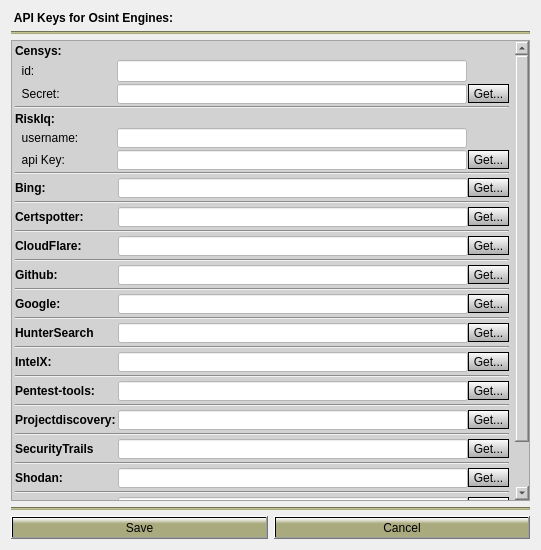
This is Gui/src/OsintTab/ApiKeysDialog.ui in 3nock/OTE as Qt 5 draws it before an edit. The edited form follows.
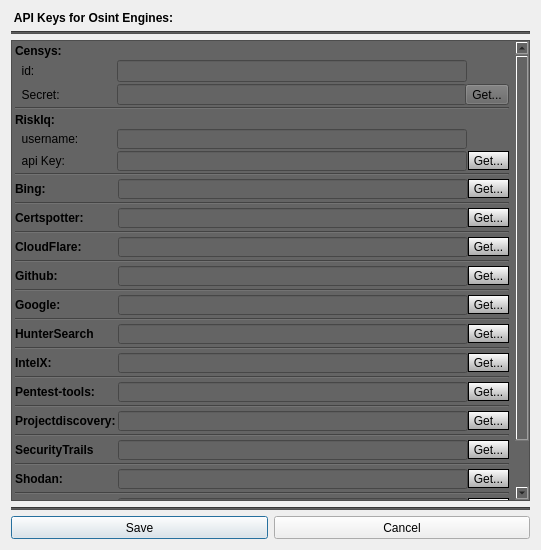
This is the edited form.

```diff
--- a/Gui/src/OsintTab/ApiKeysDialog.ui
+++ b/Gui/src/OsintTab/ApiKeysDialog.ui
@@ -56,7 +56,7 @@
      <item>
       <widget class="Line" name="line">
        <property name="styleSheet">
-        <string notr="true">background-color: rgb(170, 170, 127);</string>
+        <string notr="true">background-color:rgb(82, 82, 82);</string>
        </property>
        <property name="orientation">
         <enum>Qt::Horizontal</enum>
@@ -70,7 +70,7 @@
      <item>
       <widget class="QScrollArea" name="scrollArea">
        <property name="styleSheet">
-        <string notr="true">background-color: rgb(210, 210, 210);</string>
+        <string notr="true">background-color:rgb(100, 100, 100);</string>
        </property>
        <property name="widgetResizable">
         <bool>true</bool>
@@ -203,7 +203,7 @@
                 </size>
                </property>
                <property name="styleSheet">
-                <string notr="true">background-color: rgb(255, 255, 255);</string>
+                <string notr="true"/>
                </property>
               </widget>
              </item>
@@ -273,18 +273,14 @@
                 </size>
                </property>
                <property name="styleSheet">
-                <string notr="true">background-color: rgb(255, 255, 255);</string>
+                <string notr="true"/>
                </property>
               </widget>
              </item>
              <item>
               <widget class="QToolButton" name="toolButton_getApiKey_censys">
                <property name="styleSheet">
-                <string notr="true">background-color: qlineargradient(x1: 0, y1: 0, x2: 0, y2: 1.5, stop: 0 white, stop: 1 grey);
-border-style: solid;
-border-color: black;
-border-width: 1px;
-border-radius: 15px</string>
+                <string notr="true"/>
                </property>
                <property name="text">
                 <string>Get...</string>
@@ -390,7 +386,7 @@
                 </size>
                </property>
                <property name="styleSheet">
-                <string notr="true">background-color: rgb(255, 255, 255);</string>
+                <string notr="true"/>
                </property>
               </widget>
              </item>
@@ -460,7 +456,7 @@
                 </size>
                </property>
                <property name="styleSheet">
-                <string notr="true">background-color: rgb(255, 255, 255);</string>
+                <string notr="true"/>
                </property>
               </widget>
              </item>
@@ -561,7 +557,7 @@
                 </size>
                </property>
                <property name="styleSheet">
-                <string notr="true">background-color: rgb(255, 255, 255);</string>
+                <string notr="true"/>
                </property>
               </widget>
              </item>
@@ -656,7 +652,7 @@
                 </size>
                </property>
                <property name="styleSheet">
-                <string notr="true">background-color: rgb(255, 255, 255);</string>
+                <string notr="true"/>
                </property>
               </widget>
              </item>
@@ -757,7 +753,7 @@
                 </size>
                </property>
                <property name="styleSheet">
-                <string notr="true">background-color: rgb(255, 255, 255);</string>
+                <string notr="true"/>
                </property>
               </widget>
              </item>
@@ -858,7 +854,7 @@
                 </size>
                </property>
                <property name="styleSheet">
-                <string notr="true">background-color: rgb(255, 255, 255);</string>
+                <string notr="true"/>
                </property>
               </widget>
              </item>
@@ -959,7 +955,7 @@
                 </size>
                </property>
                <property name="styleSheet">
-                <string notr="true">background-color: rgb(255, 255, 255);</string>
+                <string notr="true"/>
                </property>
               </widget>
              </item>
@@ -1054,7 +1050,7 @@
                 </size>
                </property>
                <property name="styleSheet">
-                <string notr="true">background-color: rgb(255, 255, 255);</string>
+                <string notr="true"/>
                </property>
               </widget>
              </item>
@@ -1155,7 +1151,7 @@
                 </size>
                </property>
                <property name="styleSheet">
-                <string notr="true">background-color: rgb(255, 255, 255);</string>
+                <string notr="true"/>
                </property>
               </widget>
              </item>
@@ -1256,7 +1252,7 @@
                 </size>
                </property>
                <property name="styleSheet">
-                <string notr="true">background-color: rgb(255, 255, 255);</string>
+                <string notr="true"/>
                </property>
               </widget>
              </item>
@@ -1354,7 +1350,7 @@
                 </size>
                </property>
                <property name="styleSheet">
-                <string notr="true">background-color: rgb(255, 255, 255);</string>
+                <string notr="true"/>
                </property>
               </widget>
              </item>
@@ -1452,7 +1448,7 @@
                 </size>
                </property>
                <property name="styleSheet">
-                <string notr="true">background-color: rgb(255, 255, 255);</string>
+                <string notr="true"/>
                </property>
               </widget>
              </item>
@@ -1553,7 +1549,7 @@
                 </size>
                </property>
                <property name="styleSheet">
-                <string notr="true">background-color: rgb(255, 255, 255);</string>
+                <string notr="true"/>
                </property>
               </widget>
              </item>
@@ -1654,7 +1650,7 @@
                 </size>
                </property>
                <property name="styleSheet">
-                <string notr="true">background-color: rgb(255, 255, 255);</string>
+                <string notr="true"/>
                </property>
               </widget>
              </item>
@@ -1801,7 +1797,7 @@
      <item>
       <widget class="Line" name="line_2">
        <property name="styleSheet">
-        <string notr="true">background-color: rgb(170, 170, 127);</string>
+        <string notr="true">background-color:rgb(82, 82, 82);</string>
        </property>
        <property name="orientation">
         <enum>Qt::Horizontal</enum>
@@ -1821,7 +1817,7 @@
         </size>
        </property>
        <property name="styleSheet">
-        <string notr="true">background-color: qlineargradient(x1: 0, y1: 0, x2: 0, y2: 1, stop: 0 white, stop: 0.3 rgb(170, 170, 127));</string>
+        <string notr="true"/>
        </property>
        <property name="text">
         <string>Save</string>
@@ -1837,7 +1833,7 @@
         </size>
        </property>
        <property name="styleSheet">
-        <string notr="true">background-color: qlineargradient(x1: 0, y1: 0, x2: 0, y2: 1, stop: 0 white, stop: 0.3 rgb(170, 170, 127));</string>
+        <string notr="true"/>
        </property>
        <property name="text">
         <string>Cancel</string>
```
Left out of the diff: 2 changed lines with no effect on the pictures.
